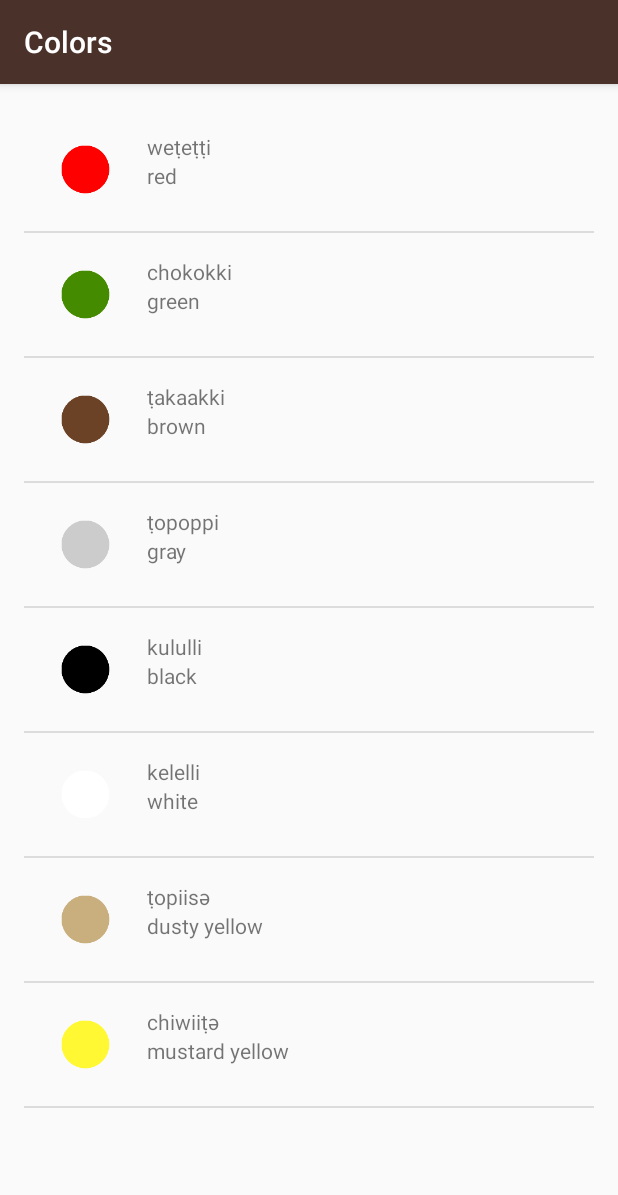
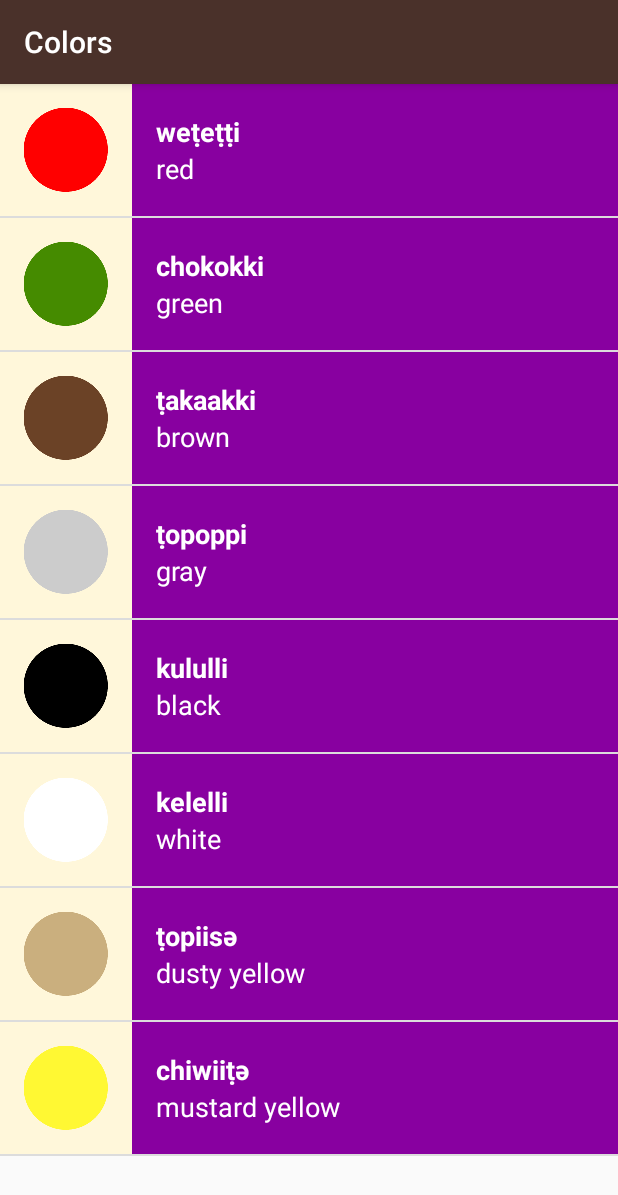
Before and after one commit to s-cayne/Miwok, an Android app: the ColorsActivity screen opened directly, with no data from a screen before it, on a phone screen of 412 x 824 dp. Shown: the top 1195 px of the screen. Run offline under Robolectric (Android 15) with nearby library versions, the phone set to English and light mode, and no system bars.

Commit message:
- Each activity is now linked to a different color

```diff
--- a/app/src/main/java/com/example/android/miwok/ColorsActivity.java
+++ b/app/src/main/java/com/example/android/miwok/ColorsActivity.java
@@ -27,7 +27,7 @@ public class ColorsActivity extends AppCompatActivity {
         words.add(new Word("dusty yellow", "ṭopiisә", R.drawable.color_dusty_yellow));
         words.add(new Word("mustard yellow", "chiwiiṭә", R.drawable.color_mustard_yellow));
 
-        WordAdapter adapter = new WordAdapter(this, words);
+        WordAdapter adapter = new WordAdapter(this, words, R.color.category_colors);
 
         ListView listView = (ListView) findViewById(R.id.list);
 
--- a/app/src/main/java/com/example/android/miwok/FamilyActivity.java
+++ b/app/src/main/java/com/example/android/miwok/FamilyActivity.java
@@ -26,7 +26,7 @@ public class FamilyActivity extends AppCompatActivity {
         words.add(new Word("grandmother", "ama", R.drawable.family_grandmother));
         words.add(new Word("grandfather", "paapa", R.drawable.family_grandfather));
 
-        WordAdapter adapter = new WordAdapter(this, words);
+        WordAdapter adapter = new WordAdapter(this, words, R.color.category_family);
 
         ListView listView = (ListView) findViewById(R.id.list);
 
--- a/app/src/main/java/com/example/android/miwok/NumbersActivity.java
+++ b/app/src/main/java/com/example/android/miwok/NumbersActivity.java
@@ -26,7 +26,7 @@ public class NumbersActivity extends AppCompatActivity {
         words.add(new Word("nine", "wo'e", R.drawable.number_nine));
         words.add(new Word("ten", "na'aacha", R.drawable.number_ten));
 
-        WordAdapter adapter = new WordAdapter(this, words);
+        WordAdapter adapter = new WordAdapter(this, words, R.color.category_numbers);
 
         ListView listView = (ListView) findViewById(R.id.list);
 
--- a/app/src/main/java/com/example/android/miwok/PhrasesActivity.java
+++ b/app/src/main/java/com/example/android/miwok/PhrasesActivity.java
@@ -26,7 +26,7 @@ public class PhrasesActivity extends AppCompatActivity {
         words.add(new Word("Let’s go.", "yoowutis"));
         words.add(new Word("Come here.", "әnni'nem"));
 
-        WordAdapter adapter = new WordAdapter(this, words);
+        WordAdapter adapter = new WordAdapter(this, words, R.color.category_phrases);
 
         ListView listView = (ListView) findViewById(R.id.list);
 
--- a/app/src/main/java/com/example/android/miwok/WordAdapter.java
+++ b/app/src/main/java/com/example/android/miwok/WordAdapter.java
@@ -1,6 +1,7 @@
 package com.example.android.miwok;
 
 import android.app.Activity;
+import android.support.v4.content.ContextCompat;
 import android.view.LayoutInflater;
 import android.view.View;
 import android.view.ViewGroup;
@@ -16,9 +17,12 @@ import java.util.ArrayList;
 
 public class WordAdapter extends ArrayAdapter<Word> {
 
+    // Resource ID for background color for this list of words
+    private int mColorResourceId;
 
-    public WordAdapter(Activity context, ArrayList<Word> words){
+    public WordAdapter(Activity context, ArrayList<Word> words, int colorResourceId){
         super(context, 0, words);
+        mColorResourceId = colorResourceId;
     }
     @Override
     public View getView(int position, View convertView, ViewGroup parent) {
@@ -57,6 +61,13 @@ public class WordAdapter extends ArrayAdapter<Word> {
             // else hide image
             iconView.setVisibility(View.GONE);
         }
+        // Set the theme color for the list item
+        View textContainer = listItemView.findViewById(R.id.text_container);
+        // Find the color that resource ID maps to
+        int color = ContextCompat.getColor(getContext(), mColorResourceId);
+        // Set the background color of the text container View
+        textContainer.setBackgroundColor(color);
+
         // Return the whole list item layout (containing 2 TextViews and an ImageView)
         // so that it can be shown in the ListView
         return listItemView;
--- a/app/src/main/res/layout/list_item.xml
+++ b/app/src/main/res/layout/list_item.xml
@@ -1,38 +1,42 @@
 <?xml version="1.0" encoding="utf-8"?>
 <LinearLayout xmlns:android="http://schemas.android.com/apk/res/android"
-    android:orientation="vertical"
+    xmlns:tools="http://schemas.android.com/tools"
     android:layout_width="match_parent"
-    android:layout_height="match_parent"
-    android:padding="16dp">
+    android:layout_height="wrap_content"
+    android:background="@color/tan_background"
+    android:minHeight="@dimen/list_item_height"
+    android:orientation="horizontal">
+
+    <ImageView
+        android:id="@+id/list_item_icon"
+        android:layout_width="@dimen/list_item_height"
+        android:layout_height="@dimen/list_item_height" />
+
     <LinearLayout
+        android:id="@+id/text_container"
         android:layout_width="match_parent"
         android:layout_height="match_parent"
-        android:orientation="horizontal">
-
-        <ImageView
-            android:layout_width="50dp"
-            android:layout_height="50dp"
-            android:layout_gravity="left"
-            android:layout_marginRight="16dp"
-            android:layout_marginEnd="16dp"
-            android:id="@+id/list_item_icon" />
-
-        <LinearLayout
-            android:layout_width="match_parent"
-            android:layout_height="match_parent"
-            android:orientation="vertical" >
+        android:orientation="vertical"
+        android:paddingLeft="16dp">
 
         <TextView
+            android:id="@+id/miwok_text_view"
             android:layout_width="match_parent"
-            android:layout_height="wrap_content"
-            android:id="@+id/miwok_text_view" />
+            android:layout_height="0dp"
+            android:layout_weight="1"
+            android:gravity="bottom"
+            android:textAppearance="?android:textAppearanceMedium"
+            android:textColor="@android:color/white"
+            android:textStyle="bold"
+            />
 
         <TextView
+            android:id="@+id/default_text_view"
             android:layout_width="match_parent"
-            android:layout_height="wrap_content"
-            android:id="@+id/default_text_view" />
-        </LinearLayout>
+            android:layout_height="0dp"
+            android:layout_weight="1"
+            android:gravity="top"
+            android:textAppearance="?android:textAppearanceMedium"
+            android:textColor="@android:color/white" />
     </LinearLayout>
-
-
 </LinearLayout>
--- a/app/src/main/res/layout/word_list.xml
+++ b/app/src/main/res/layout/word_list.xml
@@ -3,8 +3,4 @@
     android:id="@+id/list"
     android:orientation="vertical"
     android:layout_width="match_parent"
-    android:layout_height="match_parent"
-    android:paddingBottom="@dimen/activity_vertical_margin"
-    android:paddingLeft="@dimen/activity_horizontal_margin"
-    android:paddingRight="@dimen/activity_horizontal_margin"
-    android:paddingTop="@dimen/activity_vertical_margin" />
+    android:layout_height="match_parent" />
--- a/app/src/main/res/values-w820dp/dimens.xml
+++ /dev/null
@@ -1,20 +0,0 @@
-<!-- Copyright (C) 2016 The Android Open Source Project
-
-     Licensed under the Apache License, Version 2.0 (the "License");
-     you may not use this file except in compliance with the License.
-     You may obtain a copy of the License at
-
-          http://www.apache.org/licenses/LICENSE-2.0
-
-     Unless required by applicable law or agreed to in writing, software
-     distributed under the License is distributed on an "AS IS" BASIS,
-     WITHOUT WARRANTIES OR CONDITIONS OF ANY KIND, either express or implied.
-     See the License for the specific language governing permissions and
-     limitations under the License.
--->
-<resources>
-    <!-- Example customization of dimensions originally defined in res/values/dimens.xml
-         (such as screen margins) for screens with more than 820dp of available width. This
-         would include 7" and 10" devices in landscape (~960dp and ~1280dp respectively). -->
-    <dimen name="activity_horizontal_margin">64dp</dimen>
-</resources>
--- a/app/src/main/res/values/dimens.xml
+++ b/app/src/main/res/values/dimens.xml
@@ -16,6 +16,4 @@
     <!-- Height of each list item -->
     <dimen name="list_item_height">88dp</dimen>
     <!-- Default screen margins, per the Android Design guidelines. -->
-    <dimen name="activity_horizontal_margin">16dp</dimen>
-    <dimen name="activity_vertical_margin">16dp</dimen>
 </resources>
```
